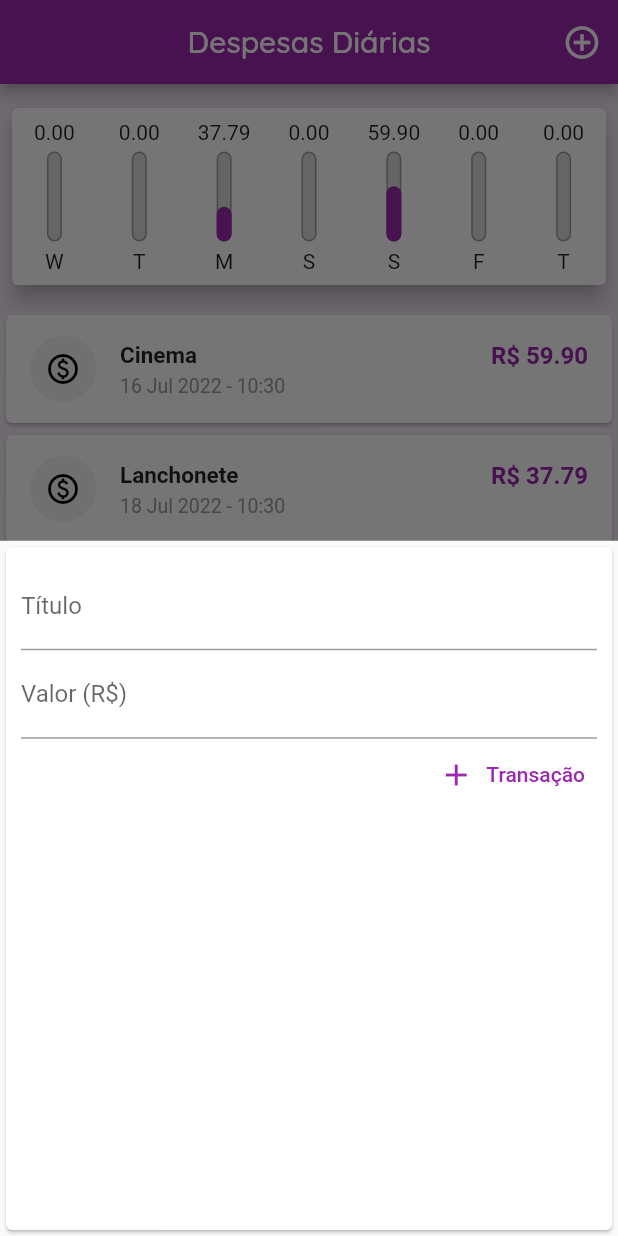
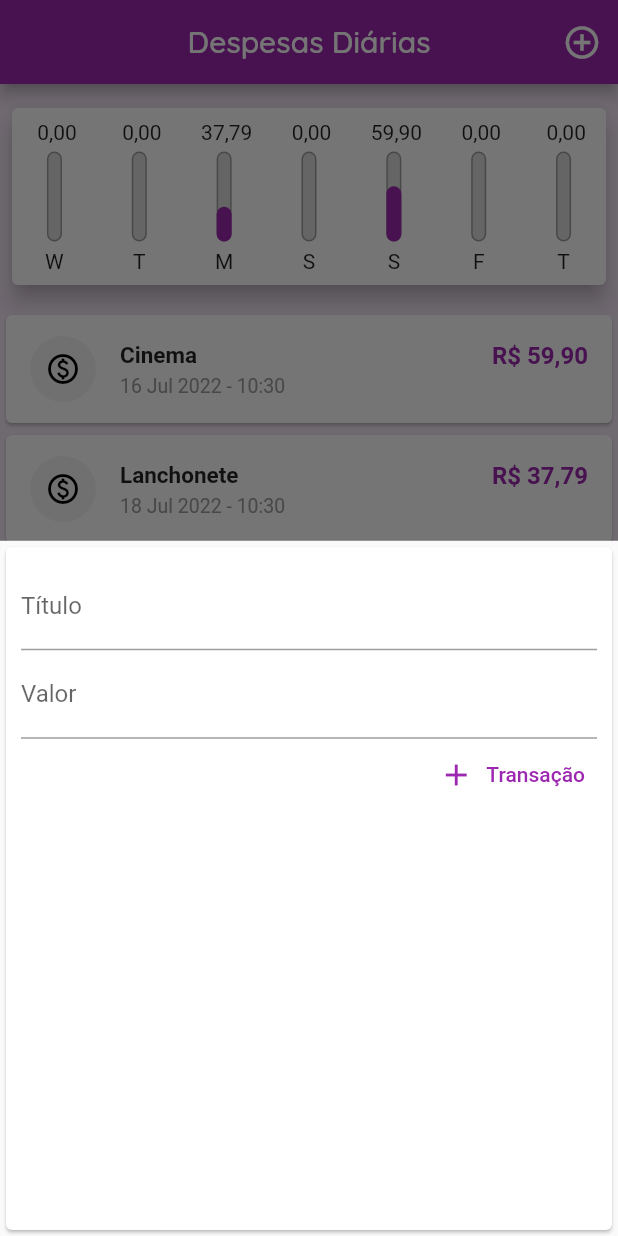
Before and after one commit to isaacscardoso/expenses-diary-app, a Flutter app: the screen it shows after launch, after a tap on the "add" icon, on a phone screen of 412 x 824 dp. Run offline on Flutter 3.47's test engine with Material 2 defaults, Android fonts, the phone set to English and light mode, and no system bars; Roboto replaces fonts that are missing (NotoSans).

Commit message:
Refactoring for the use of currency formatter.

```diff
--- a/lib/components/chart_bar.dart
+++ b/lib/components/chart_bar.dart
@@ -1,3 +1,4 @@
+import 'package:expenses_diary/formatters/currency_brl_formatter.dart';
 import 'package:flutter/material.dart';
 
 class ChartBar extends StatelessWidget {
@@ -18,7 +19,7 @@ class ChartBar extends StatelessWidget {
       mainAxisAlignment: MainAxisAlignment.center,
       children: <Widget>[
         FittedBox(
-          child: Text(value.toStringAsFixed(2)),
+          child: Text(CurrencyBrlFormatter.format(value: value, symbol: '')),
         ),
         Padding(
           padding: const EdgeInsets.symmetric(vertical: 5),
--- a/lib/components/transaction_form.dart
+++ b/lib/components/transaction_form.dart
@@ -1,5 +1,6 @@
 import 'package:flutter/material.dart';
 import 'package:flutter/services.dart';
+import 'package:expenses_diary/formatters/currency_brl_formatter.dart';
 
 class TransactionForm extends StatefulWidget {
   const TransactionForm({Key? key, required this.onSubmitForm})
@@ -17,7 +18,12 @@ class _TransactionFormState extends State<TransactionForm> {
 
   void _onSubmitForm() {
     String title = titleController.text;
-    double value = double.tryParse(valueController.text) ?? 0.0;
+    String reformatValue = valueController.text
+        .replaceAll('R\$', '')
+        .replaceAll('.', '')
+        .replaceAll(',', '.');
+
+    double value = double.tryParse(reformatValue) ?? 0.0;
 
     if (title.isNotEmpty && value > 0) {
       widget.onSubmitForm(title, value);
@@ -40,9 +46,12 @@ class _TransactionFormState extends State<TransactionForm> {
             TextField(
               controller: valueController,
               keyboardType: TextInputType.number,
-              inputFormatters: [FilteringTextInputFormatter.digitsOnly],
+              inputFormatters: [
+                FilteringTextInputFormatter.digitsOnly,
+                CurrencyBrlFormatter(),
+              ],
               decoration: const InputDecoration(
-                labelText: 'Valor (R\$)',
+                labelText: 'Valor',
               ),
             ),
             Row(
--- a/lib/components/transaction_list.dart
+++ b/lib/components/transaction_list.dart
@@ -1,6 +1,7 @@
 import 'package:flutter/material.dart';
 import 'package:intl/intl.dart';
 import 'package:expenses_diary/models/transaction.dart';
+import 'package:expenses_diary/formatters/currency_brl_formatter.dart';
 
 class TransactionList extends StatelessWidget {
   const TransactionList({Key? key, required this.transactions})
@@ -11,8 +12,7 @@ class TransactionList extends StatelessWidget {
   @override
   Widget build(BuildContext context) {
     final screenSize = MediaQuery.of(context).size.height;
-    return SingleChildScrollView(
-      child: SizedBox(
+    return SizedBox(
       height: screenSize - (screenSize * (49.0 / 100)),
       child: transactions.isEmpty
           ? Column(
@@ -55,7 +55,7 @@ class TransactionList extends StatelessWidget {
                           style: Theme.of(context).textTheme.headline6,
                         ),
                         Text(
-                            'R\$ ${item.value.toStringAsFixed(2)}',
+                          CurrencyBrlFormatter.format(value: item.value),
                           style: TextStyle(
                             color: Theme.of(context).colorScheme.primary,
                             fontWeight: FontWeight.w600,
@@ -74,7 +74,6 @@ class TransactionList extends StatelessWidget {
                 );
               },
             ),
-      ),
     );
   }
 }
```
Lines whose indentation alone changed are shown as unchanged.
